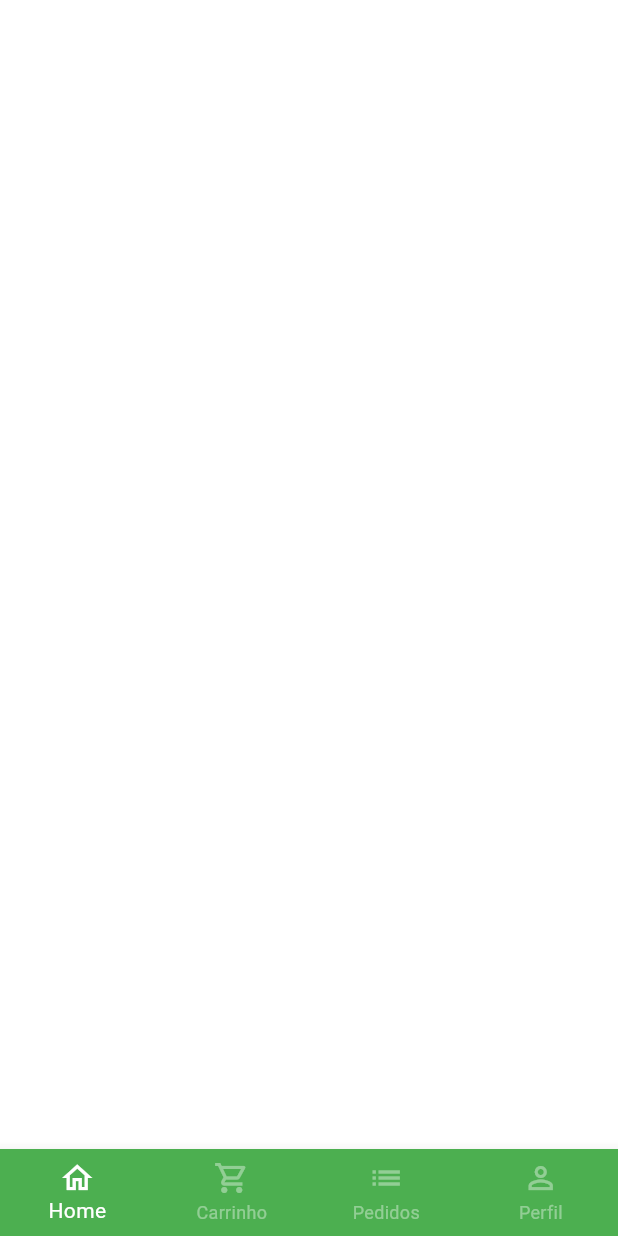
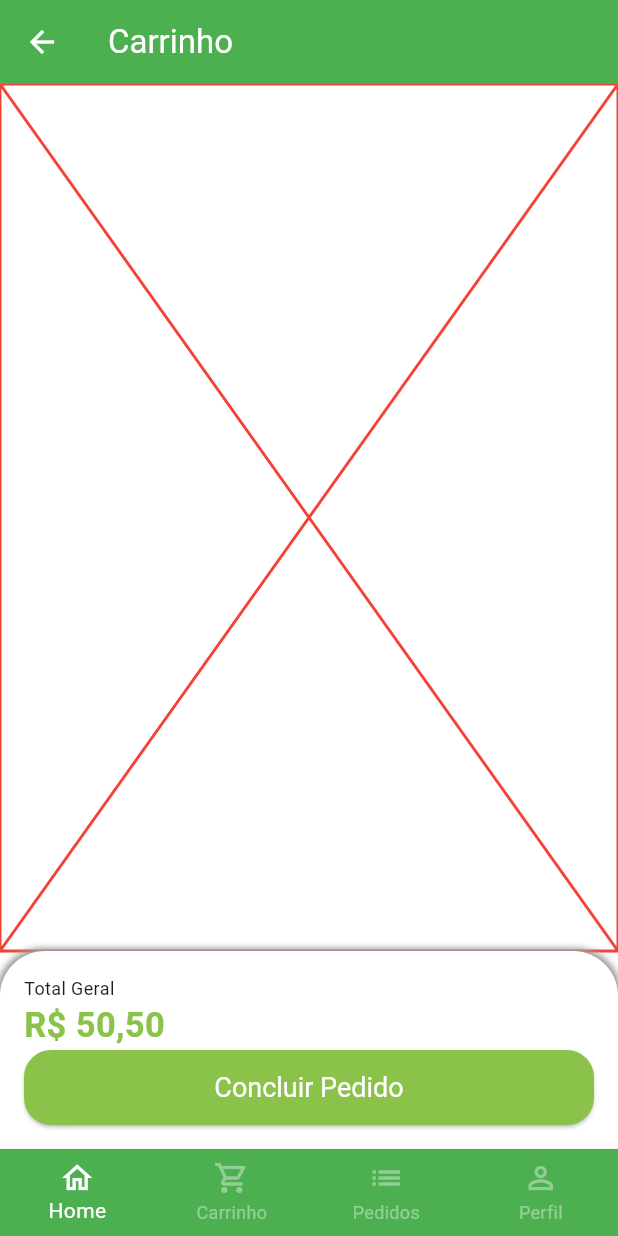
Before and after one commit to piedro404/quitanda-curso-flutter, a Flutter app: the BaseScreen screen opened directly, swiped to page 2, on a phone screen of 412 x 824 dp. Run offline on Flutter 3.47's test engine with Material 3 defaults, Android fonts, the phone set to English and light mode, and no system bars; our stand-ins replace animated_text_kit, badges, mask_text_input_formatter; missing offline and left inert: dart:ffi.

Commit message:
feat: :seedling: Add Card Tab and Wight for Confirm Store

```diff
--- a/lib/main.dart
+++ b/lib/main.dart
@@ -16,7 +16,23 @@ class MyApp extends StatelessWidget {
       title: 'Flutter Demo',
       theme: ThemeData(
         primarySwatch: Colors.green,
-        scaffoldBackgroundColor: Colors.white.withAlpha(190)
+        scaffoldBackgroundColor: Colors.white.withAlpha(190),
+        appBarTheme: const AppBarTheme(
+          backgroundColor: Colors.green,
+          foregroundColor: Colors.white,
+        ),
+        elevatedButtonTheme: ElevatedButtonThemeData(
+          style: ElevatedButton.styleFrom(
+            shape: RoundedRectangleBorder(
+              borderRadius: BorderRadius.circular(18),
+            ),
+            backgroundColor: Colors.green,
+            textStyle: const TextStyle(
+              fontSize: 18,
+            ),
+            foregroundColor: Colors.white,
+          ),
+        )
       ),
       debugShowCheckedModeBanner: false,
       home: const SignInScreen(),
--- a/lib/src/pages/base/base_screen.dart
+++ b/lib/src/pages/base/base_screen.dart
@@ -1,4 +1,5 @@
 import 'package:flutter/material.dart';
+import 'package:quitanda/src/pages/cart/cart_tab.dart';
 import 'package:quitanda/src/pages/home/home_tab.dart';
 
 class BaseScreen extends StatefulWidget {
@@ -22,7 +23,7 @@ class _BaseScreenState extends State<BaseScreen> {
         controller: pageController,
         children: [
           const HomeTab(),
-          Container(color: Colors.white,),
+          CartTab(),
           Container(color: Colors.green,),
           Container(color: Colors.yellow,),
         ],
--- /dev/null
+++ b/lib/src/pages/cart/cart_tab.dart
@@ -0,0 +1,69 @@
+import 'package:flutter/material.dart';
+import 'package:quitanda/src/config/custom_colors.dart';
+import 'package:quitanda/src/services/utils_services.dart';
+
+class CartTab extends StatelessWidget {
+  final UtilServices utilServices = UtilServices();
+
+  CartTab({super.key});
+
+  @override
+  Widget build(BuildContext context) {
+    return Scaffold(
+      appBar: AppBar(
+        title: const Text('Carrinho'),
+      ),
+      body: Column(
+        children: [
+          const Expanded(
+            child: Placeholder(
+              color: Colors.red,
+            ),
+          ),
+          Container(
+            padding: const EdgeInsets.all(16),
+            decoration: const BoxDecoration(
+              color: Colors.white,
+              borderRadius: BorderRadius.vertical(
+                top: Radius.circular(30),
+              ),
+              boxShadow: [
+                BoxShadow(
+                  color: Colors.grey,
+                  blurRadius: 3,
+                  spreadRadius: 2,
+                ),
+              ],
+            ),
+            child: Column(
+              crossAxisAlignment: CrossAxisAlignment.stretch,
+              children: [
+                const Text(
+                  'Total Geral',
+                  style: TextStyle(fontSize: 12),
+                ),
+                Text(
+                  utilServices.priceToCurrency(50.50),
+                  style: TextStyle(
+                      fontSize: 23,
+                      color: CustomColors.customSwatchColor,
+                      fontWeight: FontWeight.bold),
+                ),
+                SizedBox(
+                  height: 50,
+                  child: ElevatedButton(
+                    onPressed: () {},
+                    style: ElevatedButton.styleFrom(
+                      backgroundColor: CustomColors.customSwatchColor,
+                    ),
+                    child: const Text('Concluir Pedido', style: TextStyle(fontSize: 18, color: Colors.white),),
+                  ),
+                ),
+              ],
+            ),
+          )
+        ],
+      ),
+    );
+  }
+}
```
